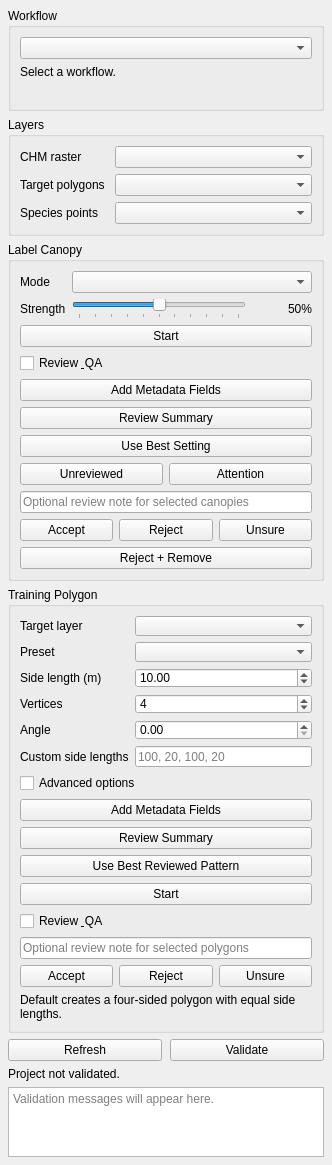
Above: forest_labeler_dockwidget_base.ui from sticholas/forestlabeler before the change. Below: the same form after it.
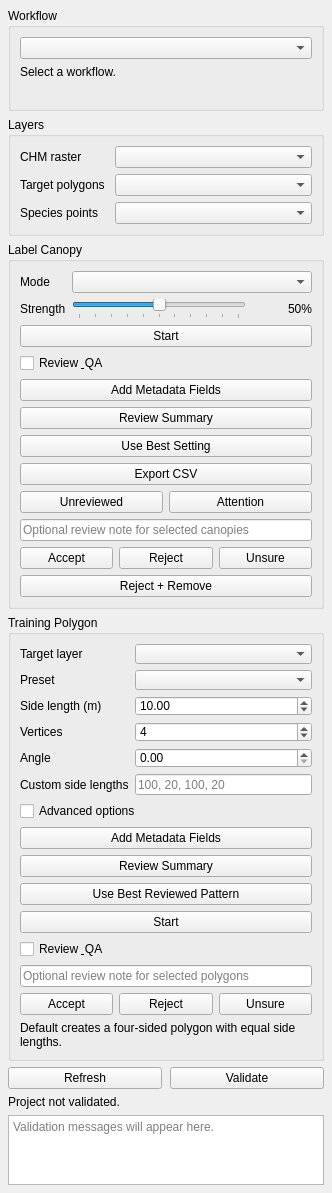
That is the form after the change.

Commit message: Move feedback storage into tool folder

```diff
--- a/forest_labeler_dockwidget_base.ui
+++ b/forest_labeler_dockwidget_base.ui
@@ -229,6 +229,13 @@
          </property>
         </widget>
        </item>
+       <item>
+        <widget class="QPushButton" name="exportCanopyFeedbackCsvButton">
+         <property name="text">
+          <string>Export CSV</string>
+         </property>
+        </widget>
+       </item>
        <item>
         <layout class="QHBoxLayout" name="canopySelectionLayout">
          <property name="spacing">
```
The commit also changes 10 other files.
